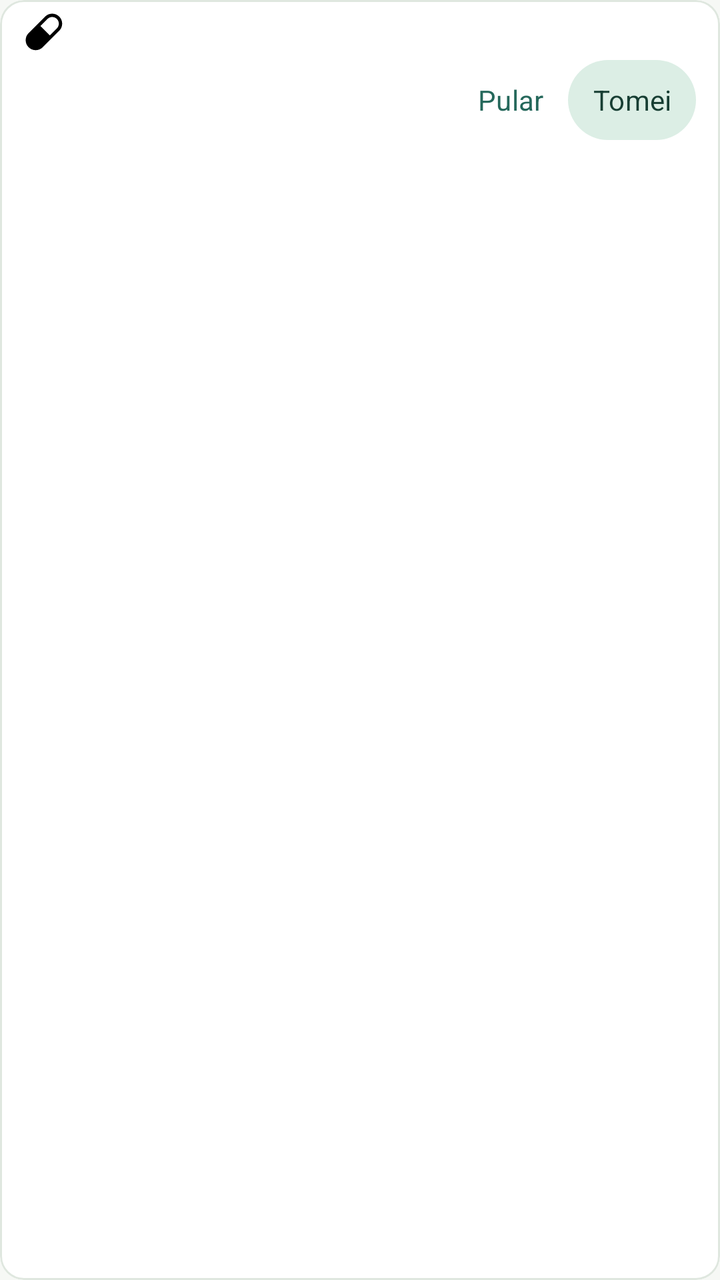
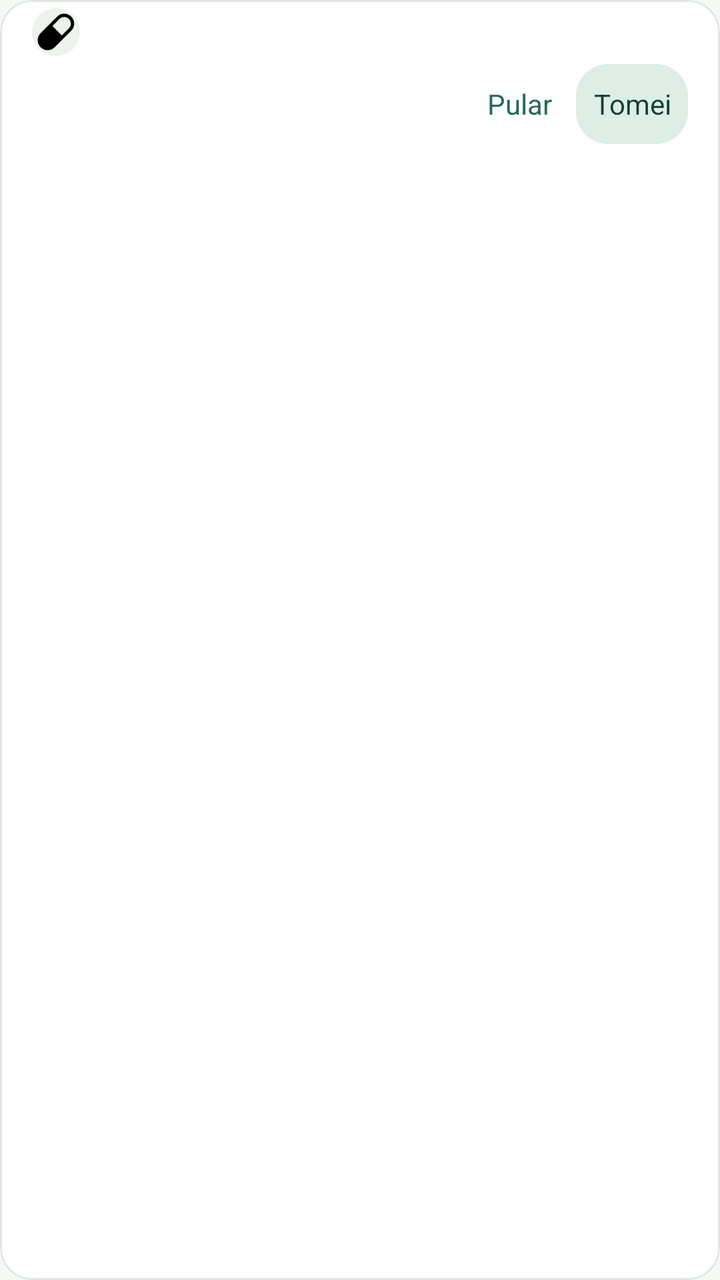

Two renders of the same Android screen: before a commit and after it. Below are the layout's source before the change and the commit's diff.
<!-- AndroidManifest.xml: application theme Theme.DoseCerta -->
<!-- res/layout/item_schedule.xml -->
<?xml version="1.0" encoding="utf-8"?>
<com.google.android.material.card.MaterialCardView xmlns:android="http://schemas.android.com/apk/res/android" xmlns:app="http://schemas.android.com/apk/res-auto"
    style="@style/Widget.DoseCerta.CardView.Compact"
    android:layout_width="match_parent" android:layout_height="wrap_content" android:layout_marginBottom="6dp">
    <LinearLayout android:layout_width="match_parent" android:layout_height="wrap_content" android:orientation="vertical" android:paddingHorizontal="12dp" android:paddingVertical="6dp">
        <LinearLayout android:id="@+id/schedule_heading" android:layout_width="match_parent" android:layout_height="wrap_content" android:orientation="horizontal" android:gravity="center_vertical">
            <LinearLayout android:layout_width="0dp" android:layout_weight="1" android:layout_height="wrap_content" android:orientation="horizontal" android:gravity="center_vertical" android:layout_marginEnd="8dp">
                <ImageView android:id="@+id/image_medication_icon" android:layout_width="20dp" android:layout_height="20dp"
                    android:src="@drawable/ic_pill" android:importantForAccessibility="no" />
                <TextView android:id="@+id/text_medication_name" android:layout_width="0dp" android:layout_weight="1" android:layout_height="wrap_content" android:layout_marginStart="8dp"
                    android:includeFontPadding="false" android:textAppearance="@style/TextAppearance.DoseCerta.Title" />
            </LinearLayout>
            <TextView android:id="@+id/text_time" android:layout_width="wrap_content" android:layout_height="wrap_content"
                android:includeFontPadding="false" android:textAppearance="@style/TextAppearance.DoseCerta.Title" android:textColor="?attr/colorPrimary" />
        </LinearLayout>
        <LinearLayout android:id="@+id/schedule_details" android:layout_width="match_parent" android:layout_height="wrap_content" android:orientation="horizontal" android:gravity="center_vertical">
            <LinearLayout android:layout_width="0dp" android:layout_weight="1" android:layout_height="wrap_content" android:orientation="vertical" android:layout_marginEnd="4dp">
                <TextView android:id="@+id/text_dosage" android:layout_width="match_parent" android:layout_height="wrap_content"
                    android:includeFontPadding="false" android:textAppearance="@style/TextAppearance.DoseCerta.Body" android:textSize="13sp" />
                <TextView android:id="@+id/text_time_until" android:layout_width="match_parent" android:layout_height="wrap_content" android:layout_marginTop="2dp"
                    android:includeFontPadding="false" android:textAppearance="@style/TextAppearance.DoseCerta.Label" />
            </LinearLayout>
            <LinearLayout android:layout_width="wrap_content" android:layout_height="wrap_content" android:orientation="horizontal" android:gravity="center_vertical" android:layout_gravity="end">
                <com.google.android.material.button.MaterialButton android:id="@+id/button_snooze" style="@style/Widget.DoseCerta.Button.Text"
                    android:layout_width="wrap_content" android:layout_height="wrap_content" android:minWidth="48dp" android:paddingHorizontal="8dp" android:text="@string/ui_skip" />
                <com.google.android.material.button.MaterialButton android:id="@+id/button_take" style="@style/Widget.DoseCerta.Button.Tonal"
                    android:layout_width="wrap_content" android:layout_height="wrap_content" android:layout_marginStart="4dp" android:paddingHorizontal="12dp"
                    android:minWidth="64dp" android:text="@string/ui_take" />
            </LinearLayout>
        </LinearLayout>
    </LinearLayout>
</com.google.android.material.card.MaterialCardView>
<!-- resources referenced by this layout -->
<resources>
  <style name="TextAppearance.DoseCerta.Body" parent="TextAppearance.Material3.BodyMedium">
          <item name="android:textColor">?attr/colorOnSurfaceVariant</item>
      </style>
  <style name="TextAppearance.DoseCerta.Label" parent="TextAppearance.Material3.LabelMedium">
          <item name="android:textColor">?attr/colorOnSurfaceVariant</item>
      </style>
  <style name="TextAppearance.DoseCerta.Title" parent="TextAppearance.Material3.TitleMedium">
          <item name="android:textColor">?attr/colorOnSurface</item>
          <item name="android:fontFamily">sans-serif-medium</item>
      </style>
  <style name="Widget.DoseCerta.Button.Text" parent="Widget.Material3.Button.TextButton">
          <item name="android:minHeight">48dp</item>
          <item name="cornerRadius">24dp</item>
      </style>
  <style name="Widget.DoseCerta.Button.Tonal" parent="Widget.Material3.Button.TonalButton">
          <item name="android:minHeight">48dp</item>
          <item name="cornerRadius">24dp</item>
          <item name="backgroundTint">?attr/colorPrimaryContainer</item>
          <item name="android:textColor">?attr/colorOnPrimaryContainer</item>
          <item name="iconTint">?attr/colorOnPrimaryContainer</item>
      </style>
  <style name="Widget.DoseCerta.CardView.Compact" parent="Widget.DoseCerta.CardView">
          <item name="cardCornerRadius">12dp</item>
      </style>
  <style name="Widget.DoseCerta.CardView" parent="Widget.Material3.CardView.Outlined">
          <item name="cardBackgroundColor">?attr/colorSurface</item>
          <item name="cardCornerRadius">16dp</item>
          <item name="cardElevation">0dp</item>
          <item name="strokeColor">?attr/colorOutlineVariant</item>
          <item name="strokeWidth">1dp</item>
      </style>
  <style name="Widget.DoseCerta.Button" parent="Widget.Material3.Button">
          <item name="android:minHeight">48dp</item>
          <item name="android:textAllCaps">false</item>
          <item name="cornerRadius">24dp</item>
      </style>
  <style name="Widget.DoseCerta.TextInput" parent="Widget.Material3.TextInputLayout.OutlinedBox">
          <item name="boxCornerRadiusTopStart">12dp</item>
          <item name="boxCornerRadiusTopEnd">12dp</item>
          <item name="boxCornerRadiusBottomStart">12dp</item>
          <item name="boxCornerRadiusBottomEnd">12dp</item>
          <item name="boxBackgroundColor">?attr/colorSurface</item>
          <item name="boxStrokeColor">@color/ui_input_stroke</item>
      </style>
  <style name="ShapeAppearance.DoseCerta.SmallComponent" parent="ShapeAppearance.Material3.SmallComponent">
          <item name="cornerSize">12dp</item>
      </style>
  <style name="ShapeAppearance.DoseCerta.MediumComponent" parent="ShapeAppearance.Material3.MediumComponent">
          <item name="cornerSize">16dp</item>
      </style>
  <!-- unchanged entries left out for length: 32 -->
</resources>

<!-- the commit's change to res/layout/item_schedule.xml (unified diff, before → after) -->
@@ -1,31 +1,32 @@
 <?xml version="1.0" encoding="utf-8"?>
 <com.google.android.material.card.MaterialCardView xmlns:android="http://schemas.android.com/apk/res/android" xmlns:app="http://schemas.android.com/apk/res-auto"
     style="@style/Widget.DoseCerta.CardView.Compact"
-    android:layout_width="match_parent" android:layout_height="wrap_content" android:layout_marginBottom="6dp">
-    <LinearLayout android:layout_width="match_parent" android:layout_height="wrap_content" android:orientation="vertical" android:paddingHorizontal="12dp" android:paddingVertical="6dp">
+    android:layout_width="match_parent" android:layout_height="wrap_content" android:layout_marginBottom="@dimen/ui_card_gap">
+    <LinearLayout android:layout_width="match_parent" android:layout_height="wrap_content" android:orientation="vertical" android:paddingHorizontal="16dp" android:paddingVertical="4dp">
         <LinearLayout android:id="@+id/schedule_heading" android:layout_width="match_parent" android:layout_height="wrap_content" android:orientation="horizontal" android:gravity="center_vertical">
             <LinearLayout android:layout_width="0dp" android:layout_weight="1" android:layout_height="wrap_content" android:orientation="horizontal" android:gravity="center_vertical" android:layout_marginEnd="8dp">
-                <ImageView android:id="@+id/image_medication_icon" android:layout_width="20dp" android:layout_height="20dp"
+                <ImageView android:id="@+id/image_medication_icon" android:layout_width="24dp" android:layout_height="24dp"
+                    android:background="@drawable/content_icon_background" android:padding="2dp"
                     android:src="@drawable/ic_pill" android:importantForAccessibility="no" />
-                <TextView android:id="@+id/text_medication_name" android:layout_width="0dp" android:layout_weight="1" android:layout_height="wrap_content" android:layout_marginStart="8dp"
+                <TextView android:id="@+id/text_medication_name" android:layout_width="0dp" android:layout_weight="1" android:layout_height="wrap_content" android:layout_marginStart="12dp"
                     android:includeFontPadding="false" android:textAppearance="@style/TextAppearance.DoseCerta.Title" />
             </LinearLayout>
             <TextView android:id="@+id/text_time" android:layout_width="wrap_content" android:layout_height="wrap_content"
                 android:includeFontPadding="false" android:textAppearance="@style/TextAppearance.DoseCerta.Title" android:textColor="?attr/colorPrimary" />
         </LinearLayout>
         <LinearLayout android:id="@+id/schedule_details" android:layout_width="match_parent" android:layout_height="wrap_content" android:orientation="horizontal" android:gravity="center_vertical">
-            <LinearLayout android:layout_width="0dp" android:layout_weight="1" android:layout_height="wrap_content" android:orientation="vertical" android:layout_marginEnd="4dp">
+            <LinearLayout android:layout_width="0dp" android:layout_weight="1" android:layout_height="wrap_content" android:orientation="vertical" android:layout_marginEnd="8dp">
                 <TextView android:id="@+id/text_dosage" android:layout_width="match_parent" android:layout_height="wrap_content"
                     android:includeFontPadding="false" android:textAppearance="@style/TextAppearance.DoseCerta.Body" android:textSize="13sp" />
                 <TextView android:id="@+id/text_time_until" android:layout_width="match_parent" android:layout_height="wrap_content" android:layout_marginTop="2dp"
                     android:includeFontPadding="false" android:textAppearance="@style/TextAppearance.DoseCerta.Label" />
             </LinearLayout>
-            <LinearLayout android:layout_width="wrap_content" android:layout_height="wrap_content" android:orientation="horizontal" android:gravity="center_vertical" android:layout_gravity="end">
+            <LinearLayout android:id="@+id/schedule_actions" android:layout_width="wrap_content" android:layout_height="wrap_content" android:orientation="horizontal" android:gravity="center_vertical">
                 <com.google.android.material.button.MaterialButton android:id="@+id/button_snooze" style="@style/Widget.DoseCerta.Button.Text"
                     android:layout_width="wrap_content" android:layout_height="wrap_content" android:minWidth="48dp" android:paddingHorizontal="8dp" android:text="@string/ui_skip" />
                 <com.google.android.material.button.MaterialButton android:id="@+id/button_take" style="@style/Widget.DoseCerta.Button.Tonal"
-                    android:layout_width="wrap_content" android:layout_height="wrap_content" android:layout_marginStart="4dp" android:paddingHorizontal="12dp"
-                    android:minWidth="64dp" android:text="@string/ui_take" />
+                    android:layout_width="wrap_content" android:layout_height="wrap_content" android:layout_marginStart="4dp" android:paddingHorizontal="8dp"
+                    android:minWidth="56dp" android:text="@string/ui_take" />
             </LinearLayout>
         </LinearLayout>
     </LinearLayout>
<!-- resource entries referenced after the edit -->
@@ -1,54 +1,79 @@
 <!-- resources referenced by this layout -->
 <resources>
+  <dimen name="ui_card_gap">12dp</dimen>
+  <!-- drawable content_icon_background (drawable) -->
+  <?xml version="1.0" encoding="utf-8"?>
+  <shape xmlns:android="http://schemas.android.com/apk/res/android" android:shape="oval">
+      <solid android:color="?attr/colorSurfaceContainer" />
+  </shape>
   <style name="TextAppearance.DoseCerta.Body" parent="TextAppearance.Material3.BodyMedium">
           <item name="android:textColor">?attr/colorOnSurfaceVariant</item>
+          <item name="android:textSize">14sp</item>
+          <item name="android:lineSpacingExtra">3dp</item>
       </style>
   <style name="TextAppearance.DoseCerta.Label" parent="TextAppearance.Material3.LabelMedium">
           <item name="android:textColor">?attr/colorOnSurfaceVariant</item>
+          <item name="android:textSize">12sp</item>
+          <item name="android:lineSpacingExtra">2dp</item>
       </style>
   <style name="TextAppearance.DoseCerta.Title" parent="TextAppearance.Material3.TitleMedium">
+          <item name="android:textSize">16sp</item>
           <item name="android:textColor">?attr/colorOnSurface</item>
           <item name="android:fontFamily">sans-serif-medium</item>
       </style>
   <style name="Widget.DoseCerta.Button.Text" parent="Widget.Material3.Button.TextButton">
           <item name="android:minHeight">48dp</item>
-          <item name="cornerRadius">24dp</item>
+          <item name="cornerRadius">@dimen/button_corner_radius</item>
+          <item name="android:textAppearance">@style/TextAppearance.DoseCerta.Action</item>
+          <item name="android:textAllCaps">false</item>
       </style>
   <style name="Widget.DoseCerta.Button.Tonal" parent="Widget.Material3.Button.TonalButton">
           <item name="android:minHeight">48dp</item>
-          <item name="cornerRadius">24dp</item>
+          <item name="cornerRadius">@dimen/button_corner_radius</item>
+          <item name="android:textAppearance">@style/TextAppearance.DoseCerta.Action</item>
+          <item name="android:textAllCaps">false</item>
           <item name="backgroundTint">?attr/colorPrimaryContainer</item>
           <item name="android:textColor">?attr/colorOnPrimaryContainer</item>
           <item name="iconTint">?attr/colorOnPrimaryContainer</item>
       </style>
   <style name="Widget.DoseCerta.CardView.Compact" parent="Widget.DoseCerta.CardView">
-          <item name="cardCornerRadius">12dp</item>
+          <item name="cardCornerRadius">16dp</item>
+      </style>
+  <dimen name="button_corner_radius">16dp</dimen>
+  <style name="TextAppearance.DoseCerta.Action" parent="TextAppearance.Material3.LabelLarge">
+          <item name="android:fontFamily">sans-serif-medium</item>
+          <item name="android:textSize">14sp</item>
+          <item name="android:letterSpacing">0</item>
       </style>
   <style name="Widget.DoseCerta.CardView" parent="Widget.Material3.CardView.Outlined">
           <item name="cardBackgroundColor">?attr/colorSurface</item>
-          <item name="cardCornerRadius">16dp</item>
+          <item name="cardCornerRadius">@dimen/card_corner_radius</item>
           <item name="cardElevation">0dp</item>
           <item name="strokeColor">?attr/colorOutlineVariant</item>
           <item name="strokeWidth">1dp</item>
       </style>
+  <dimen name="card_corner_radius">22dp</dimen>
   <style name="Widget.DoseCerta.Button" parent="Widget.Material3.Button">
           <item name="android:minHeight">48dp</item>
           <item name="android:textAllCaps">false</item>
-          <item name="cornerRadius">24dp</item>
+          <item name="cornerRadius">@dimen/button_corner_radius</item>
+          <item name="android:textAppearance">@style/TextAppearance.DoseCerta.Action</item>
+          <item name="android:paddingTop">12dp</item>
+          <item name="android:paddingBottom">12dp</item>
       </style>
   <style name="Widget.DoseCerta.TextInput" parent="Widget.Material3.TextInputLayout.OutlinedBox">
-          <item name="boxCornerRadiusTopStart">12dp</item>
-          <item name="boxCornerRadiusTopEnd">12dp</item>
-          <item name="boxCornerRadiusBottomStart">12dp</item>
-          <item name="boxCornerRadiusBottomEnd">12dp</item>
+          <item name="boxCornerRadiusTopStart">16dp</item>
+          <item name="boxCornerRadiusTopEnd">16dp</item>
+          <item name="boxCornerRadiusBottomStart">16dp</item>
+          <item name="boxCornerRadiusBottomEnd">16dp</item>
           <item name="boxBackgroundColor">?attr/colorSurface</item>
           <item name="boxStrokeColor">@color/ui_input_stroke</item>
       </style>
   <style name="ShapeAppearance.DoseCerta.SmallComponent" parent="ShapeAppearance.Material3.SmallComponent">
-          <item name="cornerSize">12dp</item>
+          <item name="cornerSize">16dp</item>
       </style>
   <style name="ShapeAppearance.DoseCerta.MediumComponent" parent="ShapeAppearance.Material3.MediumComponent">
-          <item name="cornerSize">16dp</item>
+          <item name="cornerSize">@dimen/card_corner_radius</item>
       </style>
   <!-- unchanged entries left out for length: 32 -->
 </resources>
